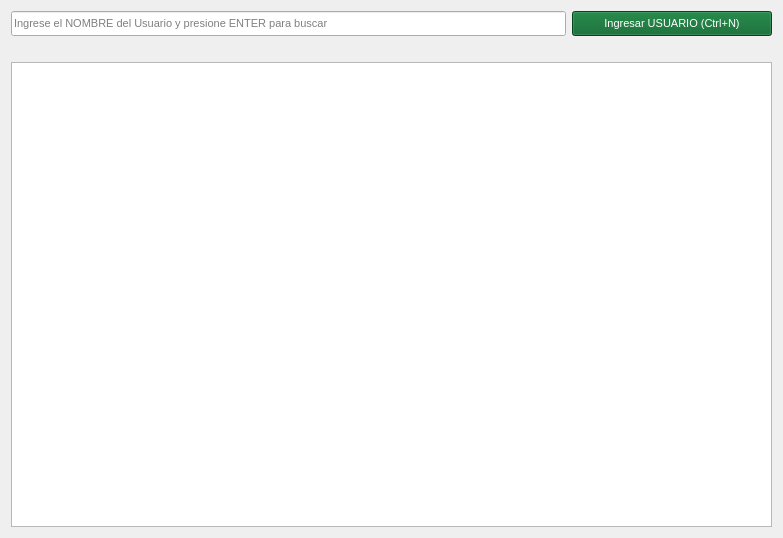
This is gui/listas/listaUsuarios.ui in shae-ra/sindicato as Qt 5 draws it before an edit. The edited form follows.
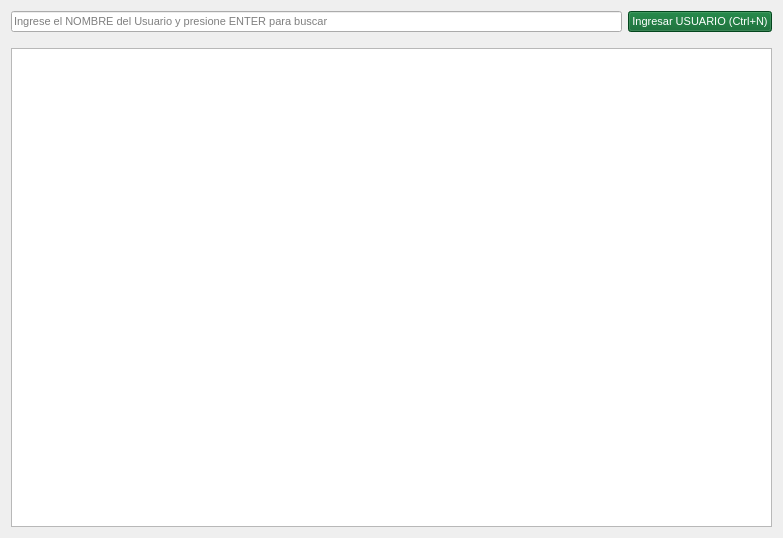
This is the edited form. Icons and pictures are not drawn.

```diff
--- a/gui/listas/listaUsuarios.ui
+++ b/gui/listas/listaUsuarios.ui
@@ -15,7 +15,7 @@
   </property>
   <layout class="QGridLayout" name="gridLayout">
    <item row="0" column="0">
-    <layout class="QGridLayout" name="gridLayout_2" rowstretch="5,0,95">
+    <layout class="QGridLayout" name="gridLayout_2" rowstretch="2,0,98" columnstretch="90,0,10">
      <item row="0" column="0" colspan="2">
       <widget class="QLineEdit" name="ln_buscar">
        <property name="sizePolicy">
@@ -88,8 +88,8 @@
        </property>
        <property name="iconSize">
         <size>
-         <width>30</width>
-         <height>30</height>
+         <width>20</width>
+         <height>20</height>
         </size>
        </property>
        <property name="shortcut">
@@ -110,10 +110,13 @@
        <property name="orientation">
         <enum>Qt::Horizontal</enum>
        </property>
+       <property name="sizeType">
+        <enum>QSizePolicy::Expanding</enum>
+       </property>
        <property name="sizeHint" stdset="0">
         <size>
          <width>40</width>
-         <height>20</height>
+         <height>10</height>
         </size>
        </property>
       </spacer>
```
